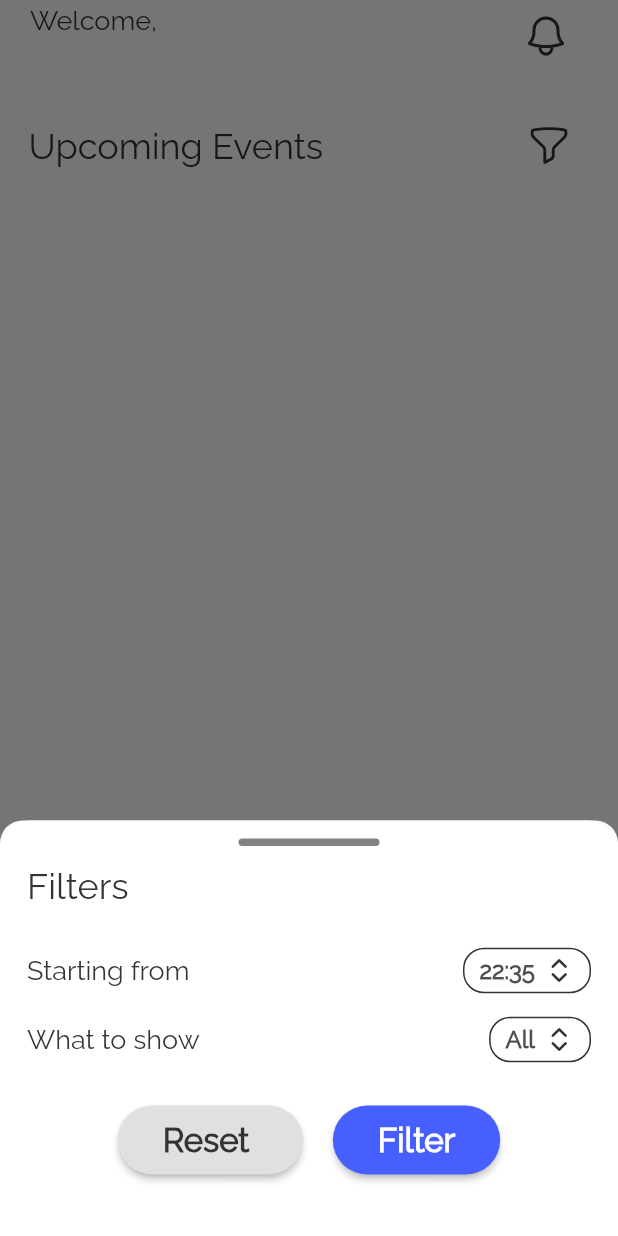
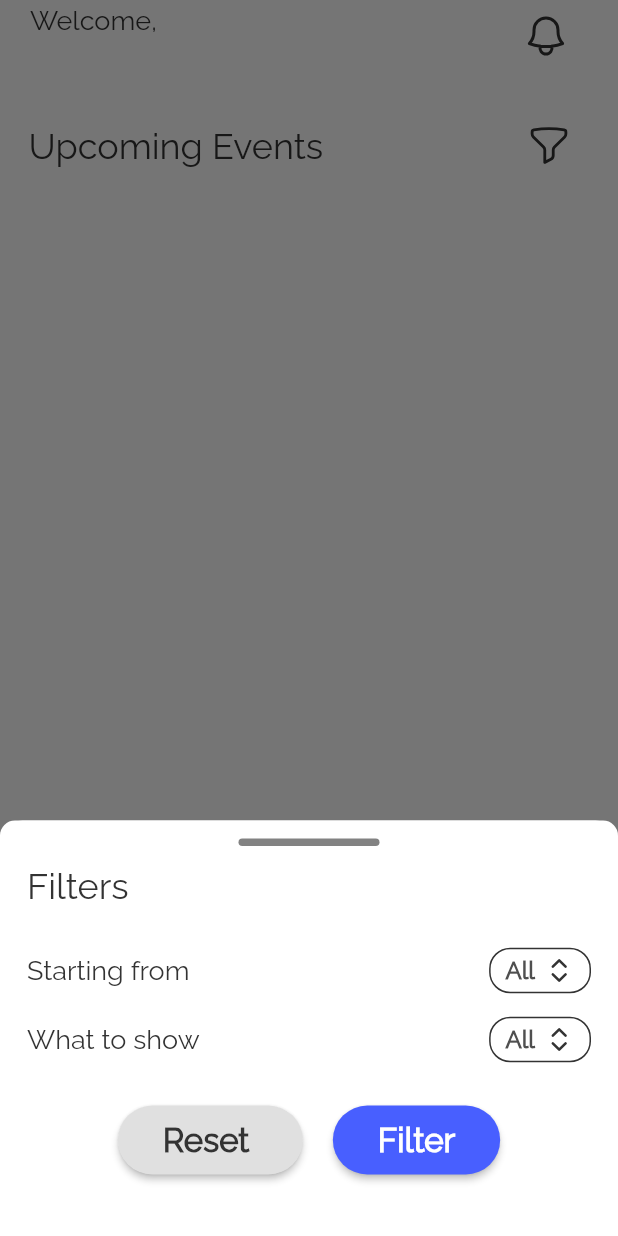
Before and after one commit to furknataman/register-event, a Flutter app: the screen it shows once a user with an empty profile is signed in, after a tap on an icon or button, on a phone screen of 412 x 824 dp. Run offline on Flutter 3.47's test engine with Material 2 defaults, Android fonts, the phone set to English and light mode, and no system bars; our stand-ins replace cloud_firestore, firebase_auth, firebase_core, firebase_messaging, flutter_local_notifications, flutter_riverpod and 5 more; missing offline and left inert: qr_code_scanner; accounts and stored records are empty.

Commit message:
bug fixed

```diff
--- a/lib/pages/home/widgets/filter/filter.dart
+++ b/lib/pages/home/widgets/filter/filter.dart
@@ -17,7 +17,7 @@ void filterDialog(BuildContext context, Function functionLeft, Function function
           decoration: BoxDecoration(
               color: Theme.of(context).backgroundColor,
               borderRadius: const BorderRadius.only(
-                  topLeft: Radius.circular(20), topRight: Radius.circular(20))),
+                  topLeft: Radius.circular(10), topRight: Radius.circular(10))),
           child: Padding(
             padding: const EdgeInsets.only(left: 18.0, right: 18, bottom: 40),
             child: Column(
--- a/lib/pages/home/widgets/filter/widgets/time_picker.dart
+++ b/lib/pages/home/widgets/filter/widgets/time_picker.dart
@@ -10,20 +10,21 @@ class DatePickerExample extends StatefulWidget {
 }
 
 class _DatePickerExampleState extends State<DatePickerExample> {
-  DateTime time = DateTime(2016, 5, 10, 22, 35);
+  String defaultText = "All";
+  DateTime? time;
   void _showDialog(Widget child) {
     showCupertinoModalPopup<void>(
         context: context,
         builder: (BuildContext context) => Container(
+              decoration: BoxDecoration(
+                  color: CupertinoColors.systemBackground.resolveFrom(context),
+                  borderRadius: const BorderRadius.only(
+                      topLeft: Radius.circular(10), topRight: Radius.circular(10))),
               height: 216,
               padding: const EdgeInsets.only(top: 6.0),
-
               margin: EdgeInsets.only(
                 bottom: MediaQuery.of(context).viewInsets.bottom,
               ),
-              // Provide a background color for the popup.
-              color: CupertinoColors.systemBackground.resolveFrom(context),
-              // Use a SafeArea widget to avoid system overlaps.
               child: SafeArea(
                 top: false,
                 bottom: false,
@@ -62,7 +63,7 @@ class _DatePickerExampleState extends State<DatePickerExample> {
         ),
         child: Row(
           children: [
-            Text('${time.hour}:${time.minute}',
+            Text(time == null ? defaultText : '${time!.hour}:${time!.minute}',
                 style: Theme.of(context).textTheme.bodySmall),
             const SizedBox(
               width: 6,
--- a/lib/pages/scan/scan.dart
+++ b/lib/pages/scan/scan.dart
@@ -1,5 +1,3 @@
-// ignore_for_file: prefer_const_constructors
-
 import 'dart:developer';
 import 'dart:io';
 import 'package:flutter/material.dart';
@@ -23,8 +21,6 @@ class _ScannerPageState extends ConsumerState<ScannerPage> {
   QRViewController? controller;
   final GlobalKey qrKey = GlobalKey(debugLabel: 'QR');
 
-  // In order to get hot reload to work we need to pause the camera if the platform
-  // is android, or resume the camera if the platform is iOS.
   @override
   void reassemble() {
     super.reassemble();
@@ -36,7 +32,6 @@ class _ScannerPageState extends ConsumerState<ScannerPage> {
 
   @override
   Widget build(BuildContext context) {
-    final userInfo = ref.watch<UserInfo>(userInfoConfig);
     return Scaffold(
       body: Stack(
         children: <Widget>[
@@ -48,15 +43,11 @@ class _ScannerPageState extends ConsumerState<ScannerPage> {
               child: Container(
             height: 160,
             width: MediaQuery.of(context).size.width,
-            decoration: const BoxDecoration(
+            decoration: BoxDecoration(
                 gradient: LinearGradient(
-              begin: Alignment.topCenter,
-              end: Alignment.bottomCenter,
-              colors: [
-                Color.fromRGBO(255, 255, 255, 1),
-                Color.fromRGBO(255, 255, 255, 0),
-              ],
-            )),
+                    begin: Alignment.topCenter,
+                    end: Alignment.bottomCenter,
+                    colors: Theme.of(context).colorScheme.cardColor)),
           )),
           Positioned(
             child: Padding(
@@ -80,86 +71,6 @@ class _ScannerPageState extends ConsumerState<ScannerPage> {
                   : const Text('Scan a code'),
             ),
           ),
-
-          /* Expanded(
-            flex: 1,
-            child: FittedBox(
-              fit: BoxFit.contain,
-              child: Column(
-                mainAxisAlignment: MainAxisAlignment.spaceEvenly,
-                children: <Widget>[
-                  if (result != null)
-                    Text(
-                        'Barcode Type: ${describeEnum(result!.format)}   Data: ${result!.code}')
-                  else
-                    const Text('Scan a code'),
-                  Row(
-                    mainAxisAlignment: MainAxisAlignment.center,
-                    crossAxisAlignment: CrossAxisAlignment.center,
-                    children: <Widget>[
-                      Container(
-                        margin: const EdgeInsets.all(8),
-                        child: ElevatedButton(
-                            onPressed: () async {
-                              await controller?.toggleFlash();
-                              setState(() {});
-                            },
-                            child: FutureBuilder(
-                              future: controller?.getFlashStatus(),
-                              builder: (context, snapshot) {
-                                return Text('Flash: ${snapshot.data}');
-                              },
-                            )),
-                      ),
-                      Container(
-                        margin: const EdgeInsets.all(8),
-                        child: ElevatedButton(
-                            onPressed: () async {
-                              await controller?.flipCamera();
-                              setState(() {});
-                            },
-                            child: FutureBuilder(
-                              future: controller?.getCameraInfo(),
-                              builder: (context, snapshot) {
-                                if (snapshot.data != null) {
-                                  return Text(
-                                      'Camera facing ${describeEnum(snapshot.data!)}');
-                                } else {
-                                  return const Text('loading');
-                                }
-                              },
-                            )),
-                      )
-                    ],
-                  ),
-                  Row(
-                    mainAxisAlignment: MainAxisAlignment.center,
-                    crossAxisAlignment: CrossAxisAlignment.center,
-                    children: <Widget>[
-                      Container(
-                        margin: const EdgeInsets.all(8),
-                        child: ElevatedButton(
-                          onPressed: () async {
-                            await controller?.pauseCamera();
-                          },
-                          child: const Text('pause', style: TextStyle(fontSize: 20)),
-                        ),
-                      ),
-                      Container(
-                        margin: const EdgeInsets.all(8),
-                        child: ElevatedButton(
-                          onPressed: () async {
-                            await controller?.resumeCamera();
-                          },
-                          child: const Text('resume', style: TextStyle(fontSize: 20)),
-                        ),
-                      )
-                    ],
-                  ),
-                ],
-              ),
-            ),
-          ),*/
         ],
       ),
     );
@@ -234,7 +145,7 @@ class _ScannerPageState extends ConsumerState<ScannerPage> {
             height: 277,
             decoration: BoxDecoration(
                 color: Theme.of(context).backgroundColor,
-                borderRadius: BorderRadius.only(
+                borderRadius: const BorderRadius.only(
                     topLeft: Radius.circular(20), topRight: Radius.circular(20))),
             child: Padding(
               padding: const EdgeInsets.only(left: 18.0),
```
Also changed, not shown: lib/global/bottomSheet/filter/alert_dialog.dart (deleted, +0 -89 lines), lib/main.dart (+10 -0 lines), lib/pages/home/widgets/filter/widgets/show_picker.dart (+5 -3 lines).
